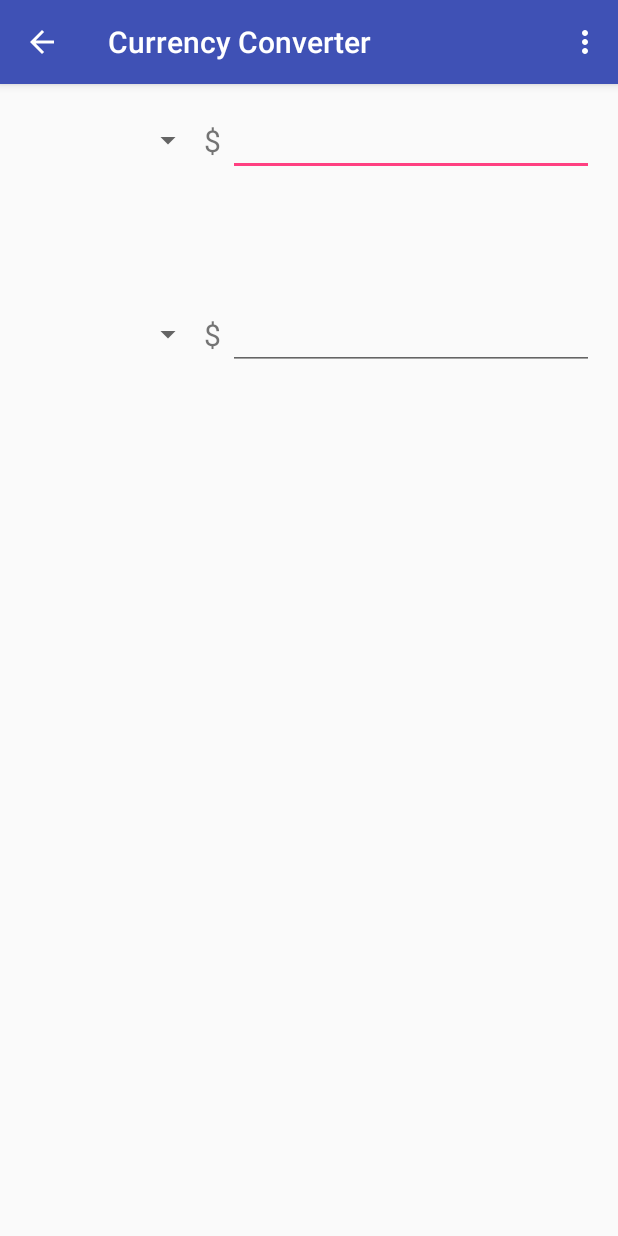
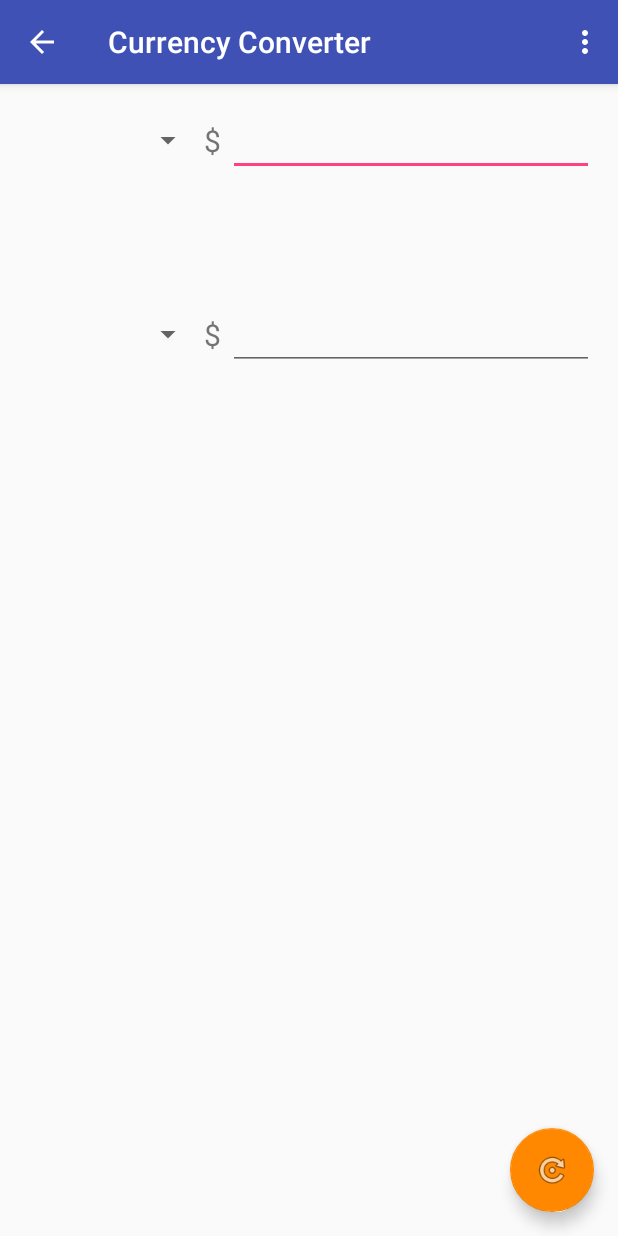
Before and after one commit to spogy10/Temperature-Converter, an Android app: the Currency_Converter screen opened directly, with no data from a screen before it, on a phone screen of 412 x 824 dp. Run offline under Robolectric (Android 15) with nearby library versions, the phone set to English and light mode, and no system bars; 4 statements that could not run were skipped.

Commit message:
time to upload to play store

```diff
--- a/app/src/main/res/layout/activity_currency_converter.xml
+++ b/app/src/main/res/layout/activity_currency_converter.xml
@@ -23,5 +23,14 @@
 
     <include layout="@layout/content_currency_converter" />
 
+    <android.support.design.widget.FloatingActionButton
+        android:id="@+id/fab"
+        android:layout_width="wrap_content"
+        android:layout_height="wrap_content"
+        android:layout_gravity="bottom|end"
+        android:layout_margin="@dimen/fab_margin"
+        android:src="@android:drawable/ic_menu_rotate"
+        app:backgroundTint="@android:color/holo_orange_dark" />
+
 
 </android.support.design.widget.CoordinatorLayout>
```
Also changed, not shown: app/src/main/java/com/jr/poliv/temperatureconverter/Currency_Converter.java (+90 -12 lines).
